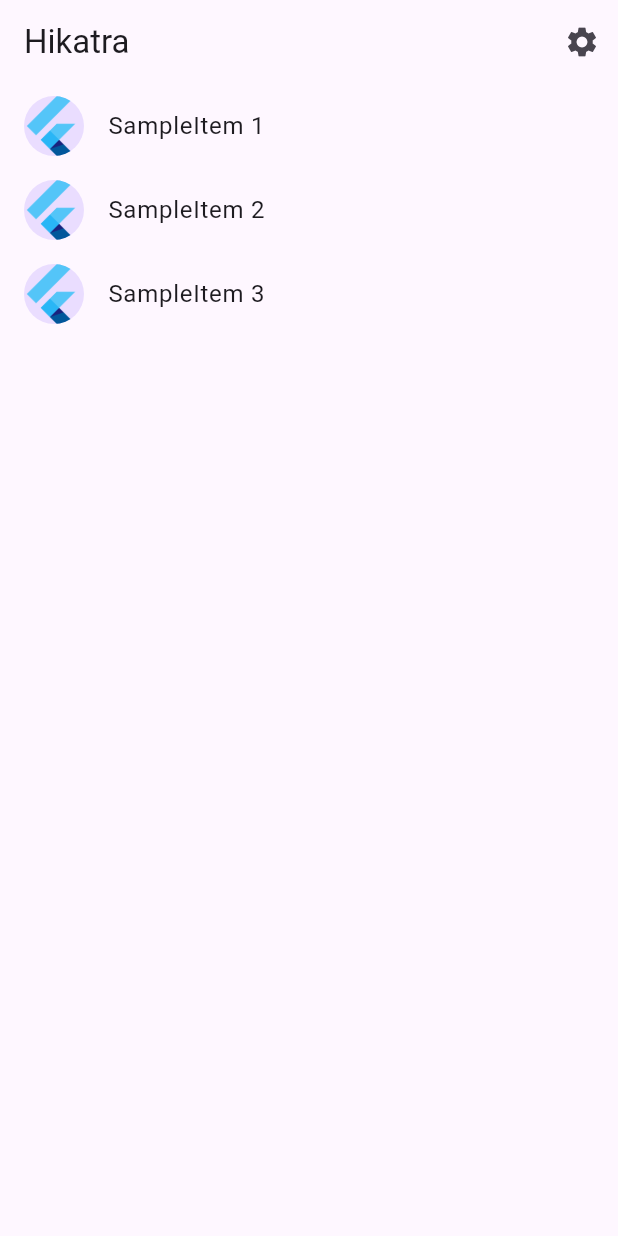
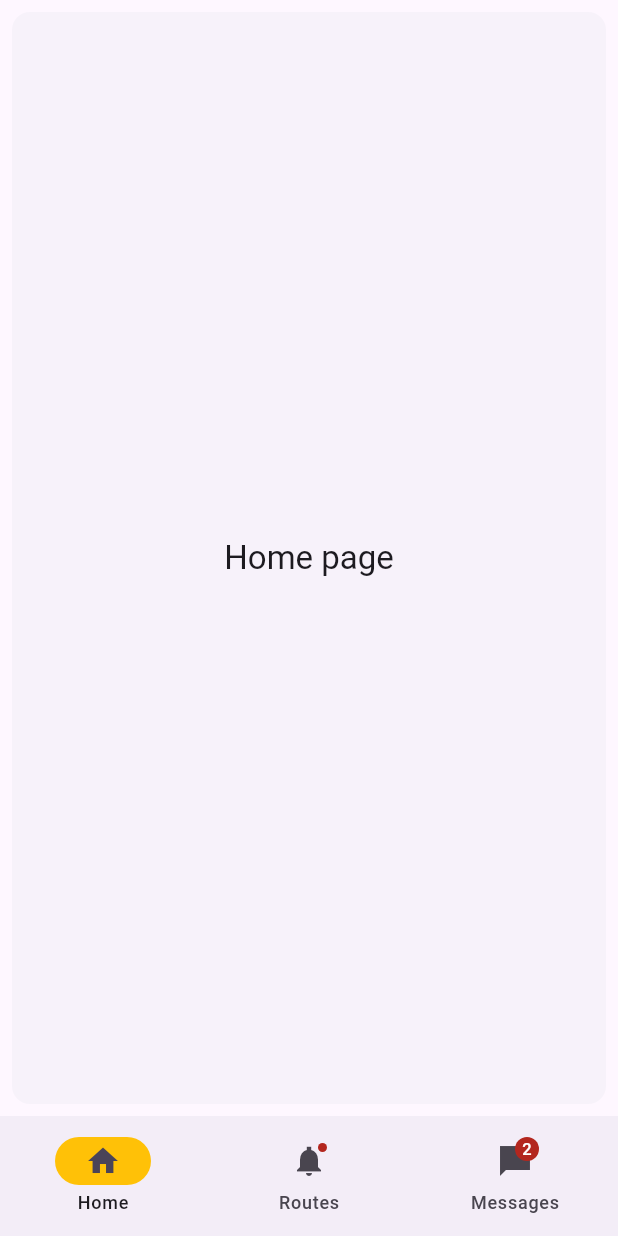
Before and after one commit to tnash321/hikatra2, a Flutter app: the screen it shows after launch, on a phone screen of 412 x 824 dp. Run offline on Flutter 3.47's test engine with Material 3 defaults, Android fonts, the phone set to English and light mode, and no system bars.

Commit message:
New Design
Signed-off-by: Tyler <tnash321@gmail.com>

```diff
--- a/l10n.yaml
+++ /dev/null
@@ -1,3 +0,0 @@
-arb-dir: lib/src/localization
-template-arb-file: app_en.arb
-output-localization-file: app_localizations.dart
--- a/lib/main.dart
+++ b/lib/main.dart
@@ -1,20 +1,148 @@
 import 'package:flutter/material.dart';
 
-import 'src/app.dart';
-import 'src/settings/settings_controller.dart';
-import 'src/settings/settings_service.dart';
+void main() => runApp(const NavigationBarApp());
 
-void main() async {
-  // Set up the SettingsController, which will glue user settings to multiple
-  // Flutter Widgets.
-  final settingsController = SettingsController(SettingsService());
+class NavigationBarApp extends StatelessWidget {
+  const NavigationBarApp({super.key});
 
-  // Load the user's preferred theme while the splash screen is displayed.
-  // This prevents a sudden theme change when the app is first displayed.
-  await settingsController.loadSettings();
+  @override
+  Widget build(BuildContext context) {
+    return MaterialApp(
+      theme: ThemeData(useMaterial3: true),
+      home: const NavigationExample(),
+    );
+  }
+}
 
-  // Run the app and pass in the SettingsController. The app listens to the
-  // SettingsController for changes, then passes it further down to the
-  // SettingsView.
-  runApp(MyApp(settingsController: settingsController));
+class NavigationExample extends StatefulWidget {
+  const NavigationExample({super.key});
+
+  @override
+  State<NavigationExample> createState() => _NavigationExampleState();
 }
+
+class _NavigationExampleState extends State<NavigationExample> {
+  int currentPageIndex = 0;
+
+  @override
+  Widget build(BuildContext context) {
+    final ThemeData theme = Theme.of(context);
+    return Scaffold(
+      bottomNavigationBar: NavigationBar(
+        onDestinationSelected: (int index) {
+          setState(() {
+            currentPageIndex = index;
+          });
+        },
+        indicatorColor: Colors.amber,
+        selectedIndex: currentPageIndex,
+        destinations: const <Widget>[
+          NavigationDestination(
+            selectedIcon: Icon(Icons.home),
+            icon: Icon(Icons.home_outlined),
+            label: 'Home',
+          ),
+          NavigationDestination(
+            icon: Badge(child: Icon(Icons.notifications_sharp)),
+            label: 'Routes',
+          ),
+          NavigationDestination(
+            icon: Badge(
+              label: Text('2'),
+              child: Icon(Icons.messenger_sharp),
+            ),
+            label: 'Messages',
+          ),
+        ],
+      ),
+      body: <Widget>[
+        /// Home page
+        Card(
+          shadowColor: Colors.transparent,
+          margin: const EdgeInsets.all(8.0),
+          child: SizedBox.expand(
+            child: Center(
+              child: Text(
+                'Home page',
+                style: theme.textTheme.titleLarge,
+              ),
+            ),
+          ),
+        ),
+
+        /// Routes page
+        const Padding(
+          padding: EdgeInsets.all(8.0),
+          child: Column(
+            children: <Widget>[
+              Card(
+                child: ListTile(
+                  leading: Icon(Icons.notifications_sharp),
+                  title: Text('Route 1'),
+                  subtitle: Text('This is a route'),
+                ),
+              ),
+              Card(
+                child: ListTile(
+                  leading: Icon(Icons.notifications_sharp),
+                  title: Text('Route 2'),
+                  subtitle: Text('This is a route'),
+                ),
+              ),
+              Card(
+                child: ListTile(
+                  leading: Icon(Icons.notifications_sharp),
+                  title: Text('Route 3'),
+                  subtitle: Text('This is a route'),
+                ),
+              ),
+            ],
+          ),
+        ),
+
+        /// Messages page
+        ListView.builder(
+          reverse: true,
+          itemCount: 2,
+          itemBuilder: (BuildContext context, int index) {
+            if (index == 0) {
+              return Align(
+                alignment: Alignment.centerRight,
+                child: Container(
+                  margin: const EdgeInsets.all(8.0),
+                  padding: const EdgeInsets.all(8.0),
+                  decoration: BoxDecoration(
+                    color: theme.colorScheme.primary,
+                    borderRadius: BorderRadius.circular(8.0),
+                  ),
+                  child: Text(
+                    'Hello',
+                    style: theme.textTheme.bodyLarge!
+                        .copyWith(color: theme.colorScheme.onPrimary),
+                  ),
+                ),
+              );
+            }
+            return Align(
+              alignment: Alignment.centerLeft,
+              child: Container(
+                margin: const EdgeInsets.all(8.0),
+                padding: const EdgeInsets.all(8.0),
+                decoration: BoxDecoration(
+                  color: theme.colorScheme.primary,
+                  borderRadius: BorderRadius.circular(8.0),
+                ),
+                child: Text(
+                  'Hi!',
+                  style: theme.textTheme.bodyLarge!
+                      .copyWith(color: theme.colorScheme.onPrimary),
+                ),
+              ),
+            );
+          },
+        ),
+      ][currentPageIndex],
+    );
+  }
+}
+//
--- a/lib/src/app.dart
+++ /dev/null
@@ -1,85 +0,0 @@
-import 'package:flutter/material.dart';
-import 'package:flutter_gen/gen_l10n/app_localizations.dart';
-import 'package:flutter_localizations/flutter_localizations.dart';
-
-import 'sample_feature/sample_item_details_view.dart';
-import 'sample_feature/sample_item_list_view.dart';
-import 'settings/settings_controller.dart';
-import 'settings/settings_view.dart';
-
-/// The Widget that configures your application.
-class MyApp extends StatelessWidget {
-  const MyApp({
-    super.key,
-    required this.settingsController,
-  });
-
-  final SettingsController settingsController;
-
-  @override
-  Widget build(BuildContext context) {
-    // Glue the SettingsController to the MaterialApp.
-    //
-    // The ListenableBuilder Widget listens to the SettingsController for changes.
-    // Whenever the user updates their settings, the MaterialApp is rebuilt.
-    return ListenableBuilder(
-      listenable: settingsController,
-      builder: (BuildContext context, Widget? child) {
-        return MaterialApp(
-          // Providing a restorationScopeId allows the Navigator built by the
-          // MaterialApp to restore the navigation stack when a user leaves and
-          // returns to the app after it has been killed while running in the
-          // background.
-          restorationScopeId: 'app',
-
-          // Provide the generated AppLocalizations to the MaterialApp. This
-          // allows descendant Widgets to display the correct translations
-          // depending on the user's locale.
-          localizationsDelegates: const [
-            AppLocalizations.delegate,
-            GlobalMaterialLocalizations.delegate,
-            GlobalWidgetsLocalizations.delegate,
-            GlobalCupertinoLocalizations.delegate,
-          ],
-          supportedLocales: const [
-            Locale('en', ''), // English, no country code
-          ],
-
-          // Use AppLocalizations to configure the correct application title
-          // depending on the user's locale.
-          //
-          // The appTitle is defined in .arb files found in the localization
-          // directory.
-          onGenerateTitle: (BuildContext context) =>
-              AppLocalizations.of(context)!.appTitle,
-
-          // Define a light and dark color theme. Then, read the user's
-          // preferred ThemeMode (light, dark, or system default) from the
-          // SettingsController to display the correct theme.
-          theme: ThemeData(),
-          darkTheme: ThemeData.dark(),
-          themeMode: settingsController.themeMode,
-
-          // Define a function to handle named routes in order to support
-          // Flutter web url navigation and deep linking.
-          onGenerateRoute: (RouteSettings routeSettings) {
-            return MaterialPageRoute<void>(
-              settings: routeSettings,
-              builder: (BuildContext context) {
-                switch (routeSettings.name) {
-                  case SettingsView.routeName:
-                    return SettingsView(controller: settingsController);
-                  case SampleItemDetailsView.routeName:
-                    return const SampleItemDetailsView();
-                  case SampleItemListView.routeName:
-                  default:
-                    return const SampleItemListView();
-                }
-              },
-            );
-          },
-        );
-      },
-    );
-  }
-}
--- a/lib/src/localization/app_en.arb
+++ /dev/null
@@ -1,6 +0,0 @@
-{
-  "appTitle": "skeleton_example",
-  "@appTitle": {
-    "description": "The title of the application"
-  }
-}
--- a/lib/src/sample_feature/sample_item.dart
+++ /dev/null
@@ -1,6 +0,0 @@
-/// A placeholder class that represents an entity or model.
-class SampleItem {
-  const SampleItem(this.id);
-
-  final int id;
-}
--- a/lib/src/sample_feature/sample_item_list_view.dart
+++ /dev/null
@@ -1,71 +0,0 @@
-import 'package:flutter/material.dart';
-
-import '../settings/settings_view.dart';
-import 'sample_item.dart';
-import 'sample_item_details_view.dart';
-
-/// Displays a list of SampleItems.
-class SampleItemListView extends StatelessWidget {
-  const SampleItemListView({
-    super.key,
-    this.items = const [SampleItem(1), SampleItem(2), SampleItem(3)],
-  });
-
-  static const routeName = '/';
-
-  final List<SampleItem> items;
-
-  @override
-  Widget build(BuildContext context) {
-    return Scaffold(
-      appBar: AppBar(
-        title: const Text('Hikatra'),
-        actions: [
-          IconButton(
-            icon: const Icon(Icons.settings),
-            onPressed: () {
-              // Navigate to the settings page. If the user leaves and returns
-              // to the app after it has been killed while running in the
-              // background, the navigation stack is restored.
-              Navigator.restorablePushNamed(context, SettingsView.routeName);
-            },
-          ),
-        ],
-      ),
-
-      // To work with lists that may contain a large number of items, it’s best
-      // to use the ListView.builder constructor.
-      //
-      // In contrast to the default ListView constructor, which requires
-      // building all Widgets up front, the ListView.builder constructor lazily
-      // builds Widgets as they’re scrolled into view.
-      body: ListView.builder(
-        // Providing a restorationId allows the ListView to restore the
-        // scroll position when a user leaves and returns to the app after it
-        // has been killed while running in the background.
-        restorationId: 'sampleItemListView',
-        itemCount: items.length,
-        itemBuilder: (BuildContext context, int index) {
-          final item = items[index];
-
-          return ListTile(
-            title: Text('SampleItem ${item.id}'),
-            leading: const CircleAvatar(
-              // Display the Flutter Logo image asset.
-              foregroundImage: AssetImage('assets/images/flutter_logo.png'),
-            ),
-            onTap: () {
-              // Navigate to the details page. If the user leaves and returns to
-              // the app after it has been killed while running in the
-              // background, the navigation stack is restored.
-              Navigator.restorablePushNamed(
-                context,
-                SampleItemDetailsView.routeName,
-              );
-            }
-          );
-        },
-      ),
-    );
-  }
-}
--- a/lib/src/settings/settings_controller.dart
+++ /dev/null
@@ -1,50 +0,0 @@
-import 'package:flutter/material.dart';
-
-import 'settings_service.dart';
-
-/// A class that many Widgets can interact with to read user settings, update
-/// user settings, or listen to user settings changes.
-///
-/// Controllers glue Data Services to Flutter Widgets. The SettingsController
-/// uses the SettingsService to store and retrieve user settings.
-class SettingsController with ChangeNotifier {
-  SettingsController(this._settingsService);
-
-  // Make SettingsService a private variable so it is not used directly.
-  final SettingsService _settingsService;
-
-  // Make ThemeMode a private variable so it is not updated directly without
-  // also persisting the changes with the SettingsService.
-  late ThemeMode _themeMode;
-
-  // Allow Widgets to read the user's preferred ThemeMode.
-  ThemeMode get themeMode => _themeMode;
-
-  /// Load the user's settings from the SettingsService. It may load from a
-  /// local database or the internet. The controller only knows it can load the
-  /// settings from the service.
-  Future<void> loadSettings() async {
-    _themeMode = await _settingsService.themeMode();
-
-    // Important! Inform listeners a change has occurred.
-    notifyListeners();
-  }
-
-  /// Update and persist the ThemeMode based on the user's selection.
-  Future<void> updateThemeMode(ThemeMode? newThemeMode) async {
-    if (newThemeMode == null) return;
-
-    // Do not perform any work if new and old ThemeMode are identical
-    if (newThemeMode == _themeMode) return;
-
-    // Otherwise, store the new ThemeMode in memory
-    _themeMode = newThemeMode;
-
-    // Important! Inform listeners a change has occurred.
-    notifyListeners();
-
-    // Persist the changes to a local database or the internet using the
-    // SettingService.
-    await _settingsService.updateThemeMode(newThemeMode);
-  }
-}
--- a/lib/src/settings/settings_service.dart
+++ /dev/null
@@ -1,17 +0,0 @@
-import 'package:flutter/material.dart';
-
-/// A service that stores and retrieves user settings.
-///
-/// By default, this class does not persist user settings. If you'd like to
-/// persist the user settings locally, use the shared_preferences package. If
-/// you'd like to store settings on a web server, use the http package.
-class SettingsService {
-  /// Loads the User's preferred ThemeMode from local or remote storage.
-  Future<ThemeMode> themeMode() async => ThemeMode.system;
-
-  /// Persists the user's preferred ThemeMode to local or remote storage.
-  Future<void> updateThemeMode(ThemeMode theme) async {
-    // Use the shared_preferences package to persist settings locally or the
-    // http package to persist settings over the network.
-  }
-}
```
Also changed, not shown: lib/src/sample_feature/sample_item_details_view.dart (deleted, +0 -20 lines), lib/src/settings/settings_view.dart (deleted, +0 -51 lines), pubspec.yaml (+69 -11 lines), assets/images/2.0x/flutter_logo.png (deleted), assets/images/3.0x/flutter_logo.png (deleted), assets/images/flutter_logo.png (deleted), pubspec.lock, 18 other files.
